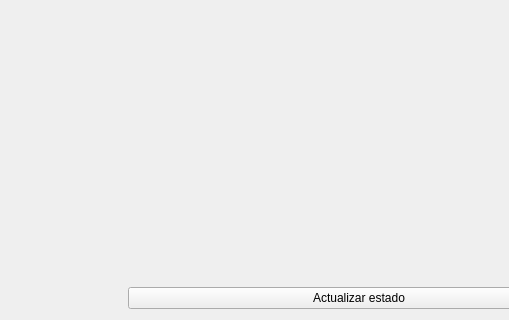
Before: the Qt Designer form gui/VentanaPrincipal.ui in Sebas-Git-Tail/Arch-Linux-Manager, drawn with Qt 5; both pictures show x 359 to 868 and y 380 to 700 of the 960 by 700 pixel window.
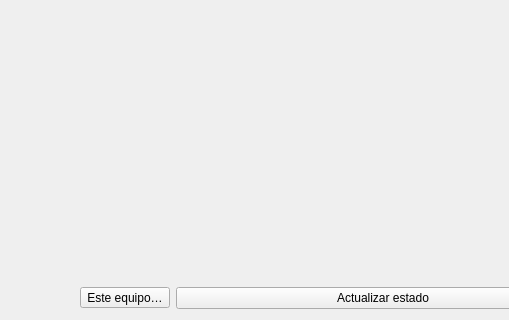
After: the same form once the commit is applied. Icons and pictures are not drawn.

Commit message:
Elegir el equipo desde la ventana (Este equipo…) en vez de depender solo de la MAC
Se guarda en ~/.config/Manager/Equipo.conf; si no hay, se sigue adivinando por la MAC.

```diff
--- a/gui/VentanaPrincipal.ui
+++ b/gui/VentanaPrincipal.ui
@@ -103,6 +103,25 @@
        </property>
       </spacer>
      </item>
+     <item>
+      <widget class="QToolButton" name="botonEquipo">
+       <property name="text">
+        <string>Este equipo…</string>
+       </property>
+       <property name="icon">
+        <iconset theme="computer"/>
+       </property>
+       <property name="toolButtonStyle">
+        <enum>Qt::ToolButtonStyle::ToolButtonTextBesideIcon</enum>
+       </property>
+       <property name="popupMode">
+        <enum>QToolButton::ToolButtonPopupMode::InstantPopup</enum>
+       </property>
+       <property name="toolTip">
+        <string>Elegir qué computadora es esta (si no, se adivina por la placa de red)</string>
+       </property>
+      </widget>
+     </item>
      <item>
       <widget class="QPushButton" name="botonRefrescar">
        <property name="text">
```
The commit also changes 7 other files.
